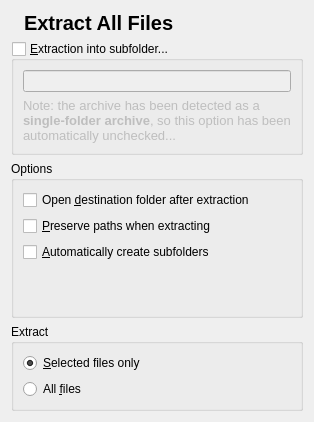
KDE/ark, file kerfuffle/extractiondialog.ui: the form before one commit.
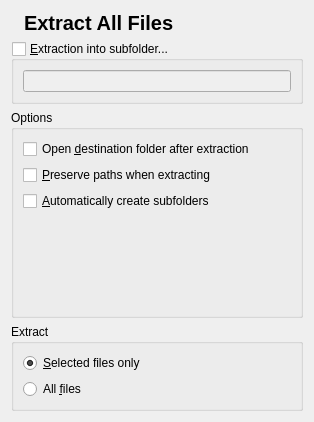
The form after the commit. Icons and pictures are not drawn. Custom widgets are drawn as their Qt base class.

What changed in the file:
```diff
--- a/kerfuffle/extractiondialog.ui
+++ b/kerfuffle/extractiondialog.ui
@@ -97,20 +97,6 @@
         </property>
        </widget>
       </item>
-      <item>
-       <widget class="QLabel" name="singleFolder" >
-        <property name="text" >
-         <string>&lt;!DOCTYPE HTML PUBLIC "-//W3C//DTD HTML 4.0//EN" "http://www.w3.org/TR/REC-html40/strict.dtd">
-&lt;html>&lt;head>&lt;meta name="qrichtext" content="1" />&lt;style type="text/css">
-p, li { white-space: pre-wrap; }
-&lt;/style>&lt;/head>&lt;body style=" font-family:'Bitstream Vera Sans'; font-size:10pt; font-weight:400; font-style:normal;">
-&lt;p style=" margin-top:0px; margin-bottom:0px; margin-left:0px; margin-right:0px; -qt-block-indent:0; text-indent:0px;">Note: the archive has been detected as a &lt;span style=" font-weight:600;">single-folder archive&lt;/span>, so this option has been automatically unchecked...&lt;/p>&lt;/body>&lt;/html></string>
-        </property>
-        <property name="wordWrap" >
-         <bool>true</bool>
-        </property>
-       </widget>
-      </item>
      </layout>
     </widget>
    </item>
@@ -141,12 +127,6 @@
       </item>
       <item row="2" column="0" >
        <widget class="QCheckBox" name="openFolderCheckBox" >
-        <property name="sizePolicy" >
-         <sizepolicy vsizetype="Fixed" hsizetype="Expanding" >
-          <horstretch>0</horstretch>
-          <verstretch>0</verstretch>
-         </sizepolicy>
-        </property>
         <property name="text" >
          <string>Open &amp;destination folder after extraction</string>
         </property>
@@ -154,12 +134,6 @@
       </item>
       <item row="3" column="0" >
        <widget class="QCheckBox" name="preservePaths" >
-        <property name="sizePolicy" >
-         <sizepolicy vsizetype="Fixed" hsizetype="Expanding" >
-          <horstretch>0</horstretch>
-          <verstretch>0</verstretch>
-         </sizepolicy>
-        </property>
         <property name="text" >
          <string>&amp;Preserve paths when extracting</string>
         </property>
```
